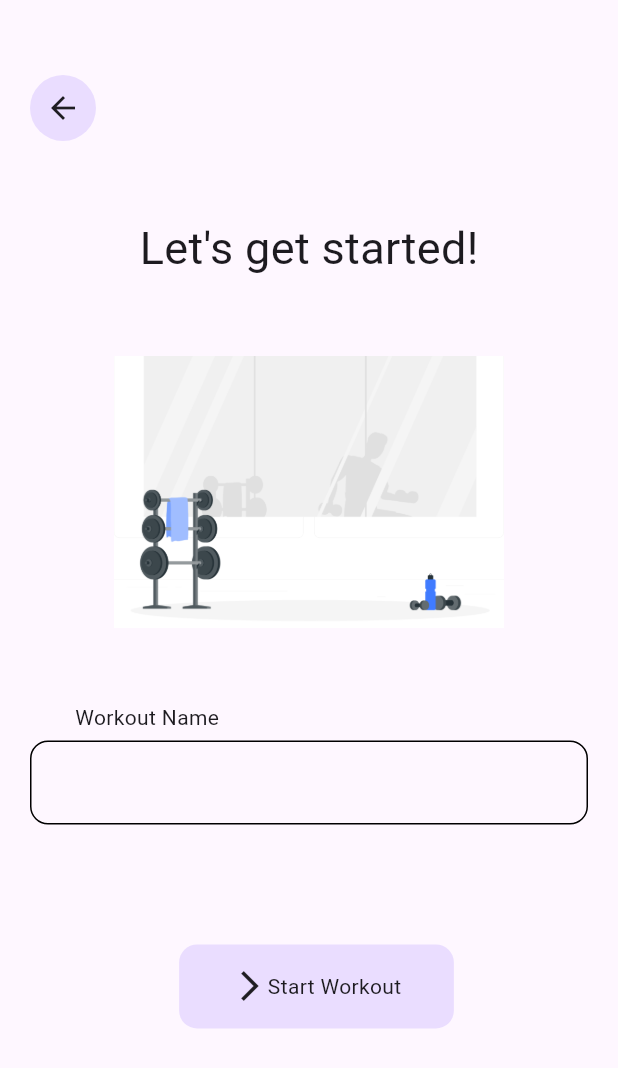
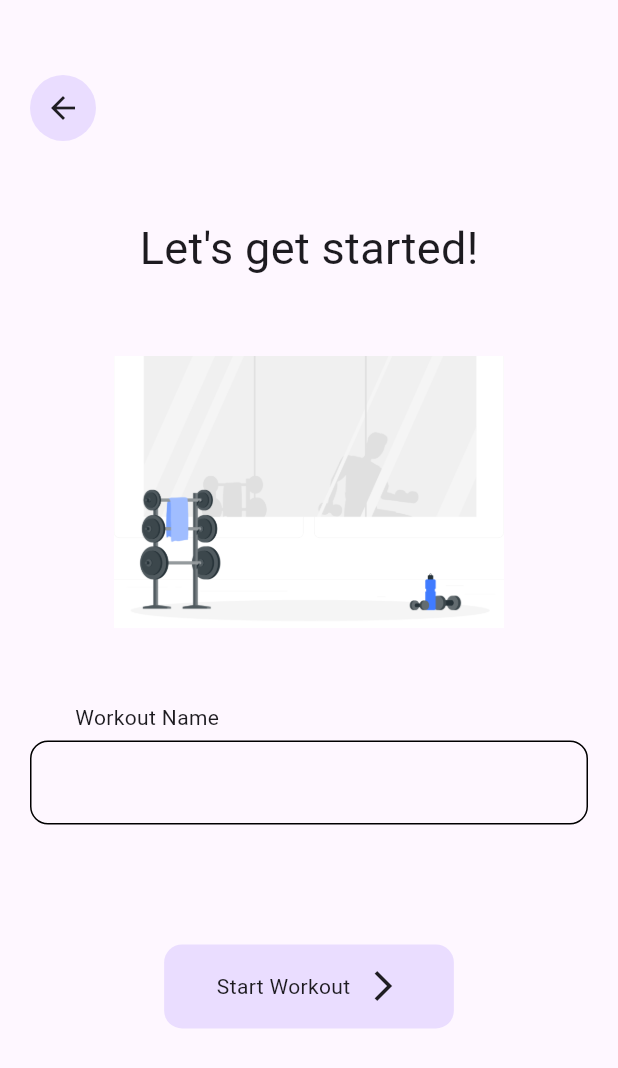
Before and after one commit to brandonxu360/simpleset_app_v2, a Flutter app: the NewWorkoutScreen screen opened directly, on a phone screen of 412 x 824 dp. Shown: the top 1068 px of the screen. Run offline on Flutter 3.47's test engine with Material 3 defaults, Android fonts, the phone set to English and light mode, and no system bars; our stand-ins replace google_nav_bar, isar; accounts and stored records are empty; generated files the repository leaves out were written again.

Commit message:
Swap content order in extended button

```diff
--- a/lib/components/my_extended_button.dart
+++ b/lib/components/my_extended_button.dart
@@ -27,10 +27,9 @@ class MyExtendedButton extends StatelessWidget {
                 color: Theme.of(context).colorScheme.primaryContainer,
                 borderRadius: BorderRadius.circular(12)),
             padding: const EdgeInsets.symmetric(vertical: 16, horizontal: 35),
-            margin: const EdgeInsets.only(left: 10),
             child: Row(
-                mainAxisAlignment: MainAxisAlignment.center,
-                children: [icon, Text(label)]),
+                mainAxisAlignment: MainAxisAlignment.spaceBetween,
+                children: [Text(label), const SizedBox(width: 10), icon]),
           ),
         ),
       ],
--- a/lib/services/database_service.dart
+++ b/lib/services/database_service.dart
@@ -19,6 +19,7 @@ class DatabaseService {
       // Create new Isar instance
       _isar = await Isar.open([WorkoutSchema], directory: dir.path);
     } else {
+      // Get current Isar instance if it already exists
       _isar = Isar.getInstance()!;
     }
   }
```
